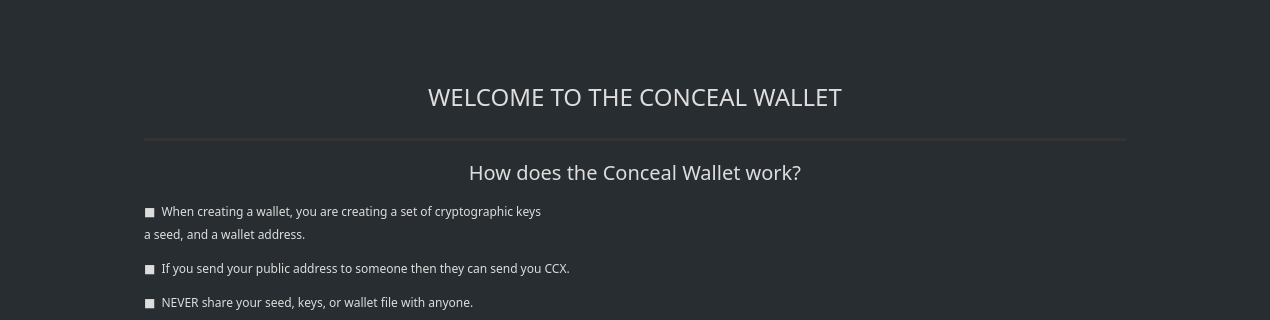
Before: the Qt Designer form src/gui/ui/welcomeframe.ui in ConcealNetwork/conceal-desktop, drawn with Qt 5; both pictures show x 0 to 1270 and y 0 to 320 of the 1270 by 700 pixel window.
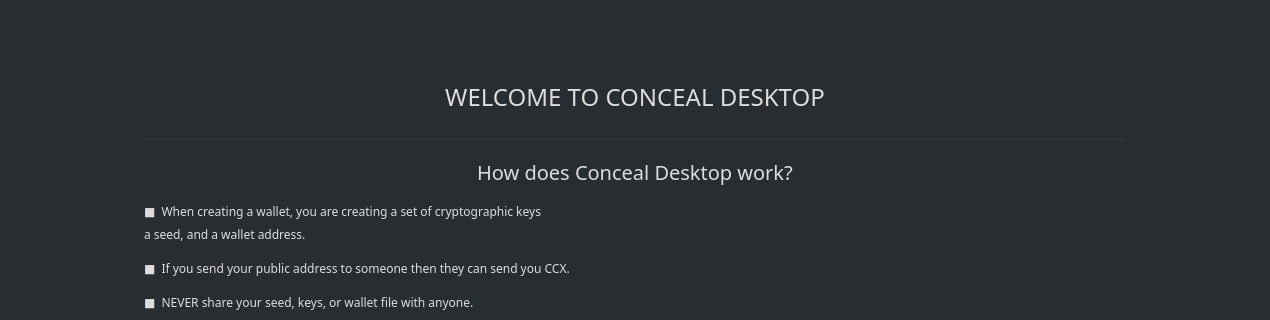
After: the same form once the commit is applied.

Commit message: Rename to Conceal Desktop and create installer that installs Visual C++ Redistributable

Diff of the .ui file:
```diff
--- a/src/gui/ui/welcomeframe.ui
+++ b/src/gui/ui/welcomeframe.ui
@@ -67,7 +67,7 @@
       <string notr="true">color: #ddd; background: transparent;</string>
      </property>
      <property name="text">
-      <string>WELCOME TO THE CONCEAL WALLET</string>
+      <string>WELCOME TO CONCEAL DESKTOP</string>
      </property>
      <property name="alignment">
       <set>Qt::AlignCenter</set>
@@ -1579,7 +1579,7 @@
 font-size: 20px;</string>
            </property>
            <property name="text">
-            <string>How does the Conceal Wallet work?</string>
+            <string>How does Conceal Desktop work?</string>
            </property>
            <property name="alignment">
             <set>Qt::AlignCenter</set>
```
Left out of the diff: 10 changed lines with no effect on the pictures. The commit also changes 66 other files.
